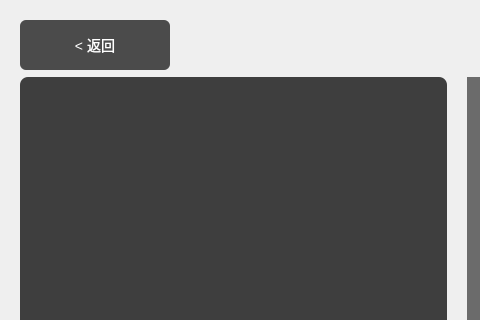
First picture: the form in profilewindow.ui, repository Ryokuri3096/RG-Qt_Rhythm_Game-, before the edit; both pictures show x 0 to 480 and y 0 to 320 of the 1280 by 720 pixel window.
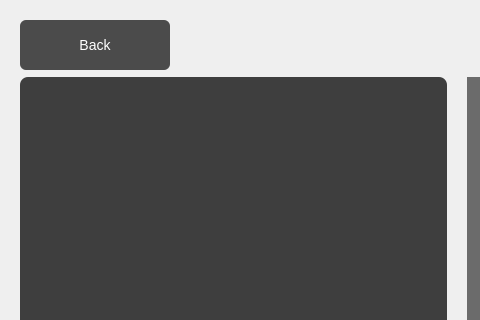
Second picture: the form after the edit. Icons and pictures are not drawn.

Diff of the .ui file:
```diff
--- a/profilewindow.ui
+++ b/profilewindow.ui
@@ -64,7 +64,7 @@
 }</string>
     </property>
     <property name="text">
-     <string>&lt; 返回</string>
+     <string>Back</string>
     </property>
    </widget>
    <widget class="QFrame" name="leftPanelFrame">
```
